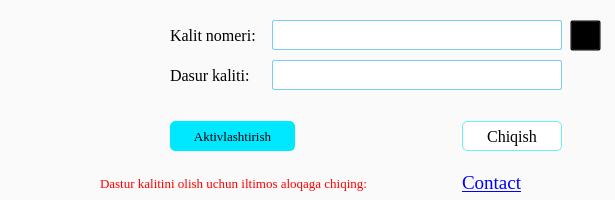
Old version of the form Designs/design_7.ui in the repository MRprgmr/SControl.
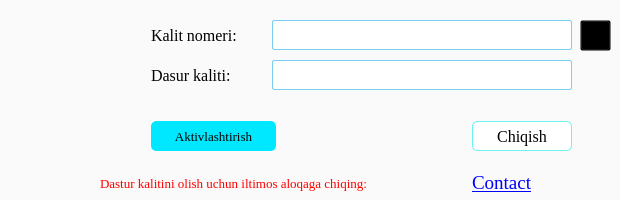
New version of the form. Icons and pictures are not drawn.

What changed in the file:
```diff
--- a/Designs/design_7.ui
+++ b/Designs/design_7.ui
@@ -6,7 +6,7 @@
    <rect>
     <x>0</x>
     <y>0</y>
-    <width>615</width>
+    <width>620</width>
     <height>200</height>
    </rect>
   </property>
@@ -18,13 +18,13 @@
   </property>
   <property name="minimumSize">
    <size>
-    <width>615</width>
+    <width>620</width>
     <height>200</height>
    </size>
   </property>
   <property name="maximumSize">
    <size>
-    <width>615</width>
+    <width>620</width>
     <height>200</height>
    </size>
   </property>
@@ -50,7 +50,7 @@
    <widget class="QLabel" name="label_2">
     <property name="geometry">
      <rect>
-      <x>20</x>
+      <x>10</x>
       <y>20</y>
       <width>131</width>
       <height>131</height>
@@ -68,7 +68,7 @@
      <rect>
       <x>100</x>
       <y>170</y>
-      <width>461</width>
+      <width>471</width>
       <height>27</height>
      </rect>
     </property>
@@ -158,9 +158,9 @@
    <widget class="QWidget" name="layoutWidget">
     <property name="geometry">
      <rect>
-      <x>170</x>
+      <x>151</x>
       <y>20</y>
-      <width>392</width>
+      <width>421</width>
       <height>131</height>
      </rect>
     </property>
@@ -187,13 +187,13 @@
         <widget class="QLineEdit" name="lineEdit">
          <property name="minimumSize">
           <size>
-           <width>290</width>
+           <width>300</width>
            <height>30</height>
           </size>
          </property>
          <property name="maximumSize">
           <size>
-           <width>290</width>
+           <width>300</width>
            <height>30</height>
           </size>
          </property>
@@ -249,13 +249,13 @@
         <widget class="QLineEdit" name="lineEdit_2">
          <property name="minimumSize">
           <size>
-           <width>290</width>
+           <width>300</width>
            <height>30</height>
           </size>
          </property>
          <property name="maximumSize">
           <size>
-           <width>290</width>
+           <width>300</width>
            <height>30</height>
           </size>
          </property>
@@ -432,7 +432,7 @@
    <widget class="QPushButton" name="pushButton_4">
     <property name="geometry">
      <rect>
-      <x>570</x>
+      <x>580</x>
       <y>20</y>
       <width>31</width>
       <height>31</height>
```
Left out of the diff: 4 changed lines with no effect on the pictures.
